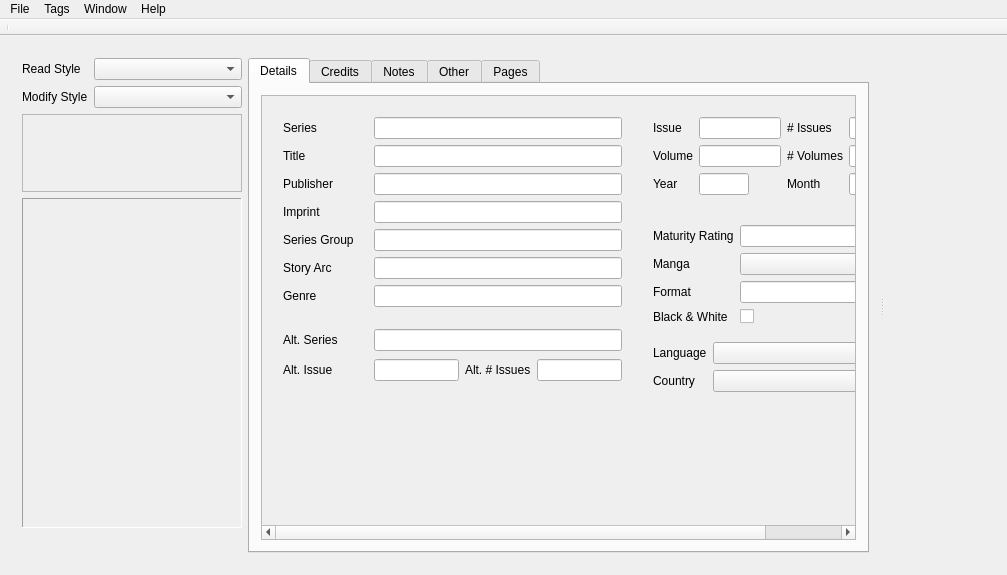
This is taggerwindow.ui in comictagger/comictagger as Qt 5 draws it before an edit. The edited form follows.
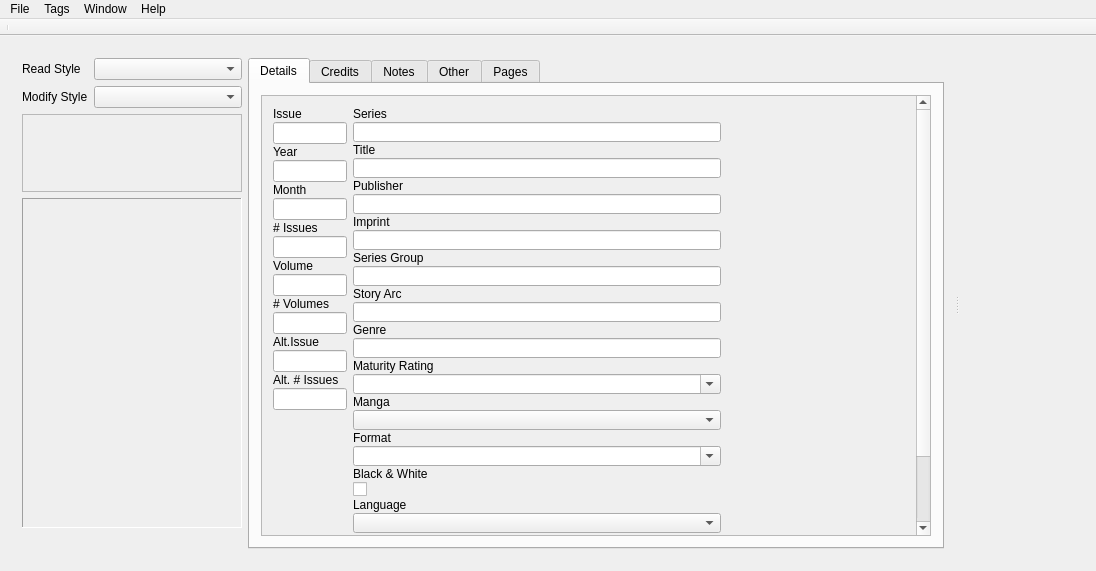
This is the edited form.

Commit message: Form re-worked Preserve splitter location in settings

```diff
--- a/taggerwindow.ui
+++ b/taggerwindow.ui
@@ -6,8 +6,8 @@
    <rect>
     <x>0</x>
     <y>0</y>
-    <width>1007</width>
-    <height>575</height>
+    <width>1096</width>
+    <height>571</height>
    </rect>
   </property>
   <property name="sizePolicy">
@@ -36,7 +36,7 @@
     <bool>true</bool>
    </property>
    <layout class="QGridLayout" name="gridLayout">
-    <item row="1" column="0">
+    <item row="0" column="0">
      <widget class="QSplitter" name="splitter">
       <property name="enabled">
        <bool>true</bool>
@@ -295,35 +295,225 @@
                  <property name="geometry">
                   <rect>
                    <x>0</x>
-                   <y>0</y>
-                   <width>685</width>
-                   <height>384</height>
+                   <y>-64</y>
+                   <width>470</width>
+                   <height>520</height>
                   </rect>
                  </property>
+                 <property name="sizePolicy">
+                  <sizepolicy hsizetype="Preferred" vsizetype="Preferred">
+                   <horstretch>0</horstretch>
+                   <verstretch>0</verstretch>
+                  </sizepolicy>
+                 </property>
+                 <property name="baseSize">
+                  <size>
+                   <width>0</width>
+                   <height>0</height>
+                  </size>
+                 </property>
                  <property name="acceptDrops">
                   <bool>true</bool>
                  </property>
-                 <widget class="QWidget" name="layoutWidget">
-                  <property name="geometry">
-                   <rect>
-                    <x>10</x>
-                    <y>10</y>
-                    <width>361</width>
-                    <height>341</height>
-                   </rect>
-                  </property>
-                  <layout class="QVBoxLayout" name="verticalLayout_7">
-                   <property name="spacing">
-                    <number>4</number>
-                   </property>
+                 <layout class="QGridLayout" name="gridLayout_6">
+                  <item row="0" column="0">
+                   <layout class="QHBoxLayout" name="horizontalLayout_5" stretch="20,100">
+                    <item>
+                     <layout class="QFormLayout" name="formLayout_3">
+                      <property name="fieldGrowthPolicy">
+                       <enum>QFormLayout::FieldsStayAtSizeHint</enum>
+                      </property>
+                      <property name="rowWrapPolicy">
+                       <enum>QFormLayout::WrapAllRows</enum>
+                      </property>
+                      <property name="labelAlignment">
+                       <set>Qt::AlignRight|Qt::AlignTrailing|Qt::AlignVCenter</set>
+                      </property>
+                      <property name="horizontalSpacing">
+                       <number>6</number>
+                      </property>
+                      <property name="verticalSpacing">
+                       <number>1</number>
+                      </property>
+                      <item row="0" column="0">
+                       <widget class="QLabel" name="label_4">
+                        <property name="text">
+                         <string>Issue</string>
+                        </property>
+                       </widget>
+                      </item>
+                      <item row="0" column="1">
+                       <widget class="QLineEdit" name="leIssueNum">
+                        <property name="acceptDrops">
+                         <bool>false</bool>
+                        </property>
+                       </widget>
+                      </item>
+                      <item row="1" column="0">
+                       <widget class="QLabel" name="label_6">
+                        <property name="text">
+                         <string>Year</string>
+                        </property>
+                       </widget>
+                      </item>
+                      <item row="1" column="1">
+                       <widget class="QLineEdit" name="lePubYear">
+                        <property name="sizePolicy">
+                         <sizepolicy hsizetype="Expanding" vsizetype="Fixed">
+                          <horstretch>0</horstretch>
+                          <verstretch>0</verstretch>
+                         </sizepolicy>
+                        </property>
+                        <property name="maximumSize">
+                         <size>
+                          <width>16777215</width>
+                          <height>16777215</height>
+                         </size>
+                        </property>
+                        <property name="acceptDrops">
+                         <bool>false</bool>
+                        </property>
+                        <property name="inputMethodHints">
+                         <set>Qt::ImhDigitsOnly</set>
+                        </property>
+                       </widget>
+                      </item>
+                      <item row="2" column="0">
+                       <widget class="QLabel" name="label_35">
+                        <property name="text">
+                         <string>Month</string>
+                        </property>
+                       </widget>
+                      </item>
+                      <item row="2" column="1">
+                       <widget class="QLineEdit" name="lePubMonth">
+                        <property name="sizePolicy">
+                         <sizepolicy hsizetype="Expanding" vsizetype="Fixed">
+                          <horstretch>0</horstretch>
+                          <verstretch>0</verstretch>
+                         </sizepolicy>
+                        </property>
+                        <property name="maximumSize">
+                         <size>
+                          <width>16777215</width>
+                          <height>16777215</height>
+                         </size>
+                        </property>
+                        <property name="acceptDrops">
+                         <bool>false</bool>
+                        </property>
+                        <property name="inputMethodHints">
+                         <set>Qt::ImhDigitsOnly</set>
+                        </property>
+                       </widget>
+                      </item>
+                      <item row="3" column="0">
+                       <widget class="QLabel" name="label_5">
+                        <property name="text">
+                         <string># Issues</string>
+                        </property>
+                       </widget>
+                      </item>
+                      <item row="3" column="1">
+                       <widget class="QLineEdit" name="leIssueCount">
+                        <property name="acceptDrops">
+                         <bool>false</bool>
+                        </property>
+                        <property name="inputMethodHints">
+                         <set>Qt::ImhDigitsOnly</set>
+                        </property>
+                       </widget>
+                      </item>
+                      <item row="4" column="0">
+                       <widget class="QLabel" name="label_9">
+                        <property name="text">
+                         <string>Volume</string>
+                        </property>
+                       </widget>
+                      </item>
+                      <item row="4" column="1">
+                       <widget class="QLineEdit" name="leVolumeNum">
+                        <property name="acceptDrops">
+                         <bool>false</bool>
+                        </property>
+                       </widget>
+                      </item>
+                      <item row="5" column="0">
+                       <widget class="QLabel" name="label_12">
+                        <property name="text">
+                         <string># Volumes</string>
+                        </property>
+                       </widget>
+                      </item>
+                      <item row="5" column="1">
+                       <widget class="QLineEdit" name="leVolumeCount">
+                        <property name="acceptDrops">
+                         <bool>false</bool>
+                        </property>
+                        <property name="inputMethodHints">
+                         <set>Qt::ImhDigitsOnly</set>
+                        </property>
+                       </widget>
+                      </item>
+                      <item row="6" column="0">
+                       <widget class="QLabel" name="label_22">
+                        <property name="text">
+                         <string>Alt.Issue</string>
+                        </property>
+                       </widget>
+                      </item>
+                      <item row="6" column="1">
+                       <widget class="QLineEdit" name="leAltIssueNum">
+                        <property name="sizePolicy">
+                         <sizepolicy hsizetype="Preferred" vsizetype="Fixed">
+                          <horstretch>0</horstretch>
+                          <verstretch>0</verstretch>
+                         </sizepolicy>
+                        </property>
+                        <property name="acceptDrops">
+                         <bool>false</bool>
+                        </property>
+                       </widget>
+                      </item>
+                      <item row="7" column="0">
+                       <widget class="QLabel" name="label_23">
+                        <property name="text">
+                         <string>Alt. # Issues</string>
+                        </property>
+                       </widget>
+                      </item>
+                      <item row="7" column="1">
+                       <widget class="QLineEdit" name="leAltIssueCount">
+                        <property name="acceptDrops">
+                         <bool>false</bool>
+                        </property>
+                       </widget>
+                      </item>
+                     </layout>
+                    </item>
                    <item>
                     <layout class="QFormLayout" name="formLayout_2">
                      <property name="sizeConstraint">
-                      <enum>QLayout::SetNoConstraint</enum>
+                       <enum>QLayout::SetMinimumSize</enum>
                      </property>
                      <property name="fieldGrowthPolicy">
                       <enum>QFormLayout::AllNonFixedFieldsGrow</enum>
                      </property>
+                      <property name="rowWrapPolicy">
+                       <enum>QFormLayout::WrapAllRows</enum>
+                      </property>
+                      <property name="labelAlignment">
+                       <set>Qt::AlignRight|Qt::AlignTrailing|Qt::AlignVCenter</set>
+                      </property>
+                      <property name="formAlignment">
+                       <set>Qt::AlignLeading|Qt::AlignLeft|Qt::AlignTop</set>
+                      </property>
+                      <property name="horizontalSpacing">
+                       <number>0</number>
+                      </property>
+                      <property name="verticalSpacing">
+                       <number>1</number>
+                      </property>
                      <item row="0" column="0">
                       <widget class="QLabel" name="label_2">
                        <property name="text">
@@ -375,19 +565,19 @@
                      </item>
                      <item row="3" column="1">
                       <widget class="QLineEdit" name="leImprint">
+                        <property name="sizePolicy">
+                         <sizepolicy hsizetype="Expanding" vsizetype="Expanding">
+                          <horstretch>0</horstretch>
+                          <verstretch>0</verstretch>
+                         </sizepolicy>
+                        </property>
                        <property name="acceptDrops">
                         <bool>false</bool>
                        </property>
                       </widget>
                      </item>
                      <item row="4" column="0">
-                      <widget class="QLabel" name="label_11">
-                       <property name="minimumSize">
-                        <size>
-                         <width>85</width>
-                         <height>0</height>
-                        </size>
-                       </property>
+                       <widget class="QLabel" name="label_33">
                        <property name="text">
                         <string>Series Group</string>
                        </property>
@@ -428,271 +618,14 @@
                        </property>
                       </widget>
                      </item>
-                     <item row="8" column="0">
-                      <widget class="QLabel" name="label_21">
-                       <property name="text">
-                        <string>Alt. Series</string>
-                       </property>
-                      </widget>
-                     </item>
-                     <item row="8" column="1">
-                      <widget class="QLineEdit" name="leAltSeries">
-                       <property name="acceptDrops">
-                        <bool>false</bool>
-                       </property>
-                      </widget>
-                     </item>
-                     <item row="7" column="1">
-                      <spacer name="verticalSpacer_4">
-                       <property name="orientation">
-                        <enum>Qt::Vertical</enum>
-                       </property>
-                       <property name="sizeType">
-                        <enum>QSizePolicy::Maximum</enum>
-                       </property>
-                       <property name="sizeHint" stdset="0">
-                        <size>
-                         <width>20</width>
-                         <height>10</height>
-                        </size>
-                       </property>
-                      </spacer>
-                     </item>
-                    </layout>
-                   </item>
-                   <item>
-                    <layout class="QHBoxLayout" name="horizontalLayout_5">
-                     <property name="spacing">
-                      <number>6</number>
-                     </property>
-                     <property name="topMargin">
-                      <number>4</number>
-                     </property>
-                     <item>
-                      <layout class="QFormLayout" name="formLayout_13">
-                       <property name="fieldGrowthPolicy">
-                        <enum>QFormLayout::AllNonFixedFieldsGrow</enum>
-                       </property>
-                       <item row="0" column="0">
-                        <widget class="QLabel" name="label_22">
-                         <property name="minimumSize">
-                          <size>
-                           <width>85</width>
-                           <height>0</height>
-                          </size>
-                         </property>
-                         <property name="text">
-                          <string>Alt. Issue</string>
-                         </property>
-                        </widget>
-                       </item>
-                       <item row="0" column="1">
-                        <widget class="QLineEdit" name="leAltIssueNum">
-                         <property name="sizePolicy">
-                          <sizepolicy hsizetype="Preferred" vsizetype="Fixed">
-                           <horstretch>0</horstretch>
-                           <verstretch>0</verstretch>
-                          </sizepolicy>
-                         </property>
-                         <property name="acceptDrops">
-                          <bool>false</bool>
-                         </property>
-                        </widget>
-                       </item>
-                      </layout>
-                     </item>
-                     <item>
-                      <layout class="QFormLayout" name="formLayout_14">
-                       <item row="0" column="0">
-                        <widget class="QLabel" name="label_23">
-                         <property name="text">
-                          <string>Alt. # Issues</string>
-                         </property>
-                        </widget>
-                       </item>
-                       <item row="0" column="1">
-                        <widget class="QLineEdit" name="leAltIssueCount">
-                         <property name="acceptDrops">
-                          <bool>false</bool>
-                         </property>
-                        </widget>
-                       </item>
-                      </layout>
-                     </item>
-                    </layout>
-                   </item>
-                  </layout>
-                 </widget>
-                 <widget class="QWidget" name="layoutWidget">
-                  <property name="geometry">
-                   <rect>
-                    <x>380</x>
-                    <y>10</y>
-                    <width>301</width>
-                    <height>341</height>
-                   </rect>
-                  </property>
-                  <layout class="QVBoxLayout" name="verticalLayout_6">
-                   <property name="spacing">
-                    <number>6</number>
-                   </property>
-                   <property name="bottomMargin">
-                    <number>3</number>
-                   </property>
-                   <item>
-                    <layout class="QHBoxLayout" name="horizontalLayout_6">
-                     <item>
-                      <layout class="QFormLayout" name="formLayout_3">
-                       <property name="fieldGrowthPolicy">
-                        <enum>QFormLayout::AllNonFixedFieldsGrow</enum>
-                       </property>
-                       <item row="0" column="0">
-                        <widget class="QLabel" name="label_4">
-                         <property name="text">
-                          <string>Issue</string>
-                         </property>
-                        </widget>
-                       </item>
-                       <item row="0" column="1">
-                        <widget class="QLineEdit" name="leIssueNum">
-                         <property name="acceptDrops">
-                          <bool>false</bool>
-                         </property>
-                        </widget>
-                       </item>
-                       <item row="1" column="0">
-                        <widget class="QLabel" name="label_9">
-                         <property name="text">
-                          <string>Volume</string>
-                         </property>
-                        </widget>
-                       </item>
-                       <item row="1" column="1">
-                        <widget class="QLineEdit" name="leVolumeNum">
-                         <property name="acceptDrops">
-                          <bool>false</bool>
-                         </property>
-                        </widget>
-                       </item>
-                       <item row="2" column="0">
-                        <widget class="QLabel" name="label_6">
-                         <property name="text">
-                          <string>Year</string>
-                         </property>
-                        </widget>
-                       </item>
-                       <item row="2" column="1">
-                        <widget class="QLineEdit" name="lePubYear">
-                         <property name="sizePolicy">
-                          <sizepolicy hsizetype="Fixed" vsizetype="Fixed">
-                           <horstretch>0</horstretch>
-                           <verstretch>0</verstretch>
-                          </sizepolicy>
-                         </property>
-                         <property name="maximumSize">
-                          <size>
-                           <width>50</width>
-                           <height>16777215</height>
-                          </size>
-                         </property>
-                         <property name="acceptDrops">
-                          <bool>false</bool>
-                         </property>
-                         <property name="inputMethodHints">
-                          <set>Qt::ImhDigitsOnly</set>
-                         </property>
-                        </widget>
-                       </item>
-                      </layout>
-                     </item>
-                     <item>
-                      <layout class="QFormLayout" name="formLayout_15">
-                       <property name="fieldGrowthPolicy">
-                        <enum>QFormLayout::AllNonFixedFieldsGrow</enum>
-                       </property>
-                       <item row="0" column="0">
-                        <widget class="QLabel" name="label_5">
-                         <property name="text">
-                          <string># Issues</string>
-                         </property>
-                        </widget>
-                       </item>
-                       <item row="0" column="1">
-                        <widget class="QLineEdit" name="leIssueCount">
-                         <property name="acceptDrops">
-                          <bool>false</bool>
-                         </property>
-                         <property name="inputMethodHints">
-                          <set>Qt::ImhDigitsOnly</set>
-                         </property>
-                        </widget>
-                       </item>
-                       <item row="1" column="0">
-                        <widget class="QLabel" name="label_12">
-                         <property name="text">
-                          <string># Volumes</string>
-                         </property>
-                        </widget>
-                       </item>
-                       <item row="1" column="1">
-                        <widget class="QLineEdit" name="leVolumeCount">
-                         <property name="acceptDrops">
-                          <bool>false</bool>
-                         </property>
-                         <property name="inputMethodHints">
-                          <set>Qt::ImhDigitsOnly</set>
-                         </property>
-                        </widget>
-                       </item>
-                       <item row="2" column="0">
-                        <widget class="QLabel" name="label_35">
-                         <property name="text">
-                          <string>Month</string>
-                         </property>
-                        </widget>
-                       </item>
-                       <item row="2" column="1">
-                        <widget class="QLineEdit" name="lePubMonth">
-                         <property name="sizePolicy">
-                          <sizepolicy hsizetype="Fixed" vsizetype="Fixed">
-                           <horstretch>0</horstretch>
-                           <verstretch>0</verstretch>
-                          </sizepolicy>
-                         </property>
-                         <property name="maximumSize">
-                          <size>
-                           <width>50</width>
-                           <height>16777215</height>
-                          </size>
-                         </property>
-                         <property name="acceptDrops">
-                          <bool>false</bool>
-                         </property>
-                         <property name="inputMethodHints">
-                          <set>Qt::ImhDigitsOnly</set>
-                         </property>
-                        </widget>
-                       </item>
-                      </layout>
-                     </item>
-                    </layout>
-                   </item>
-                   <item>
-                    <layout class="QFormLayout" name="formLayout_10">
-                     <property name="fieldGrowthPolicy">
-                      <enum>QFormLayout::AllNonFixedFieldsGrow</enum>
-                     </property>
-                     <property name="verticalSpacing">
-                      <number>6</number>
-                     </property>
-                     <item row="0" column="0">
+                      <item row="7" column="0">
                       <widget class="QLabel" name="label_18">
                        <property name="text">
                         <string>Maturity Rating</string>
                        </property>
                       </widget>
                      </item>
-                     <item row="0" column="1">
+                      <item row="7" column="1">
                       <widget class="QComboBox" name="cbMaturityRating">
                        <property name="autoFillBackground">
                         <bool>false</bool>
@@ -702,28 +635,28 @@
                        </property>
                       </widget>
                      </item>
-                     <item row="1" column="0">
+                      <item row="8" column="0">
                       <widget class="QLabel" name="label_31">
                        <property name="text">
                         <string>Manga</string>
                        </property>
                       </widget>
                      </item>
-                     <item row="1" column="1">
+                      <item row="8" column="1">
                       <widget class="QComboBox" name="cbManga">
                        <property name="autoFillBackground">
                         <bool>false</bool>
                        </property>
                       </widget>
                      </item>
-                     <item row="2" column="0">
+                      <item row="9" column="0">
                       <widget class="QLabel" name="label_26">
                        <property name="text">
                         <string>Format</string>
                        </property>
                       </widget>
                      </item>
-                     <item row="2" column="1">
+                      <item row="9" column="1">
                       <widget class="QComboBox" name="cbFormat">
                        <property name="sizePolicy">
                         <sizepolicy hsizetype="Preferred" vsizetype="Maximum">
@@ -736,14 +669,14 @@
                        </property>
                       </widget>
                      </item>
-                     <item row="3" column="0">
+                      <item row="10" column="0">
                       <widget class="QLabel" name="label_32">
                        <property name="text">
                         <string>Black &amp; White</string>
                        </property>
                       </widget>
                      </item>
-                     <item row="3" column="1">
+                      <item row="10" column="1">
                       <widget class="QCheckBox" name="cbBW">
                        <property name="layoutDirection">
                         <enum>Qt::LeftToRight</enum>
@@ -756,30 +689,14 @@
                        </property>
                       </widget>
                      </item>
-                    </layout>
-                   </item>
-                   <item>
-                    <spacer name="verticalSpacer_3">
-                     <property name="orientation">
-                      <enum>Qt::Vertical</enum>
-                     </property>
-                     <property name="sizeType">
-                      <enum>QSizePolicy::Maximum</enum>
-                     </property>
-                     <property name="sizeHint" stdset="0">
-                      <size>
-                       <width>20</width>
-                       <height>10</height>
-                      </size>
-                     </property>
-                    </spacer>
-                   </item>
-                   <item>
-                    <layout class="QFormLayout" name="formLayout_5">
-                     <property name="fieldGrowthPolicy">
-                      <enum>QFormLayout::AllNonFixedFieldsGrow</enum>
-                     </property>
-                     <item row="0" column="1">
+                      <item row="11" column="0">
+                       <widget class="QLabel" name="label_13">
+                        <property name="text">
+                         <string>Language</string>
+                        </property>
+                       </widget>
+                      </item>
+                      <item row="11" column="1">
                       <widget class="QComboBox" name="cbLanguage">
                        <property name="sizePolicy">
                         <sizepolicy hsizetype="Preferred" vsizetype="Preferred">
@@ -789,14 +706,14 @@
                        </property>
                       </widget>
                      </item>
-                     <item row="1" column="0">
+                      <item row="12" column="0">
                       <widget class="QLabel" name="label_14">
                        <property name="text">
                         <string>Country</string>
                        </property>
                       </widget>
                      </item>
-                     <item row="1" column="1">
+                      <item row="12" column="1">
                       <widget class="QComboBox" name="cbCountry">
                        <property name="sizePolicy">
                         <sizepolicy hsizetype="Preferred" vsizetype="Preferred">
@@ -806,17 +723,25 @@
                        </property>
                       </widget>
                      </item>
-                     <item row="0" column="0">
-                      <widget class="QLabel" name="label_13">
+                      <item row="13" column="0">
+                       <widget class="QLabel" name="label_21">
                        <property name="text">
-                        <string>Language</string>
+                         <string>Alt. Series</string>
                        </property>
                       </widget>
                      </item>
+                      <item row="13" column="1">
+                       <widget class="QLineEdit" name="leAltSeries">
+                        <property name="acceptDrops">
+                         <bool>false</bool>
+                        </property>
+                       </widget>
+                      </item>
                     </layout>
                    </item>
                   </layout>
-                 </widget>
+                  </item>
+                 </layout>
                 </widget>
                </widget>
               </item>
@@ -1175,8 +1100,8 @@
     <rect>
      <x>0</x>
      <y>0</y>
-     <width>1007</width>
-     <height>28</height>
+     <width>1096</width>
+     <height>25</height>
     </rect>
    </property>
    <widget class="QMenu" name="menuComicTagger">
```
Left out of the diff: 6 changed lines with no effect on the pictures. Lines whose indentation alone changed are shown as unchanged. The commit also changes 2 other files.
